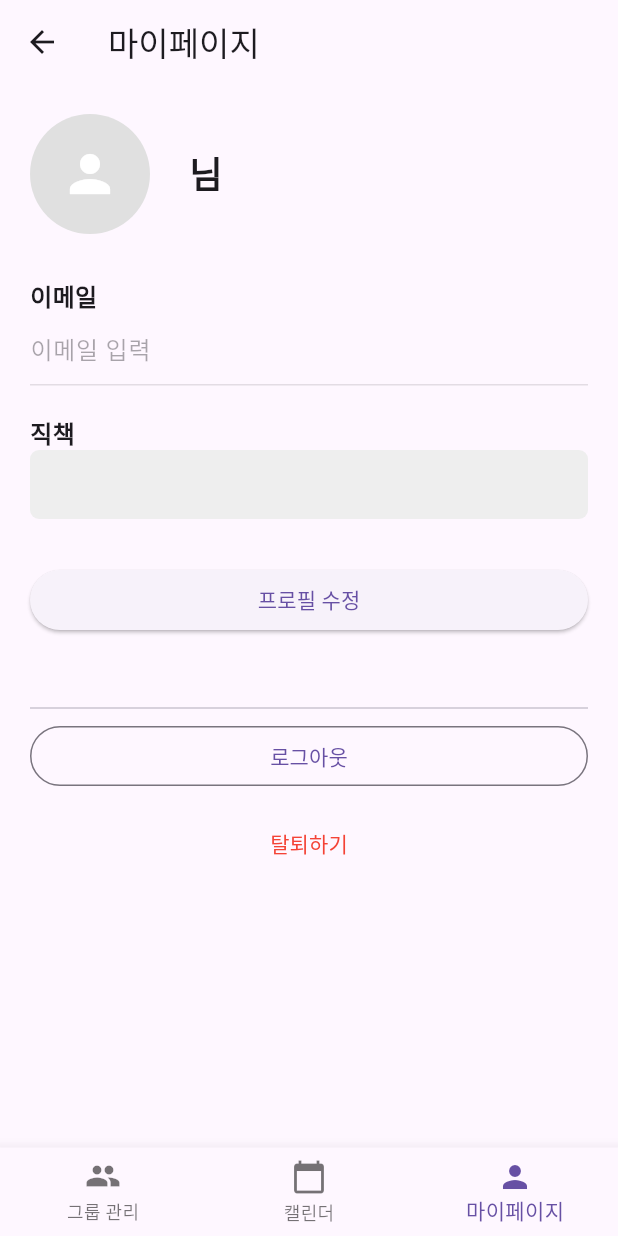
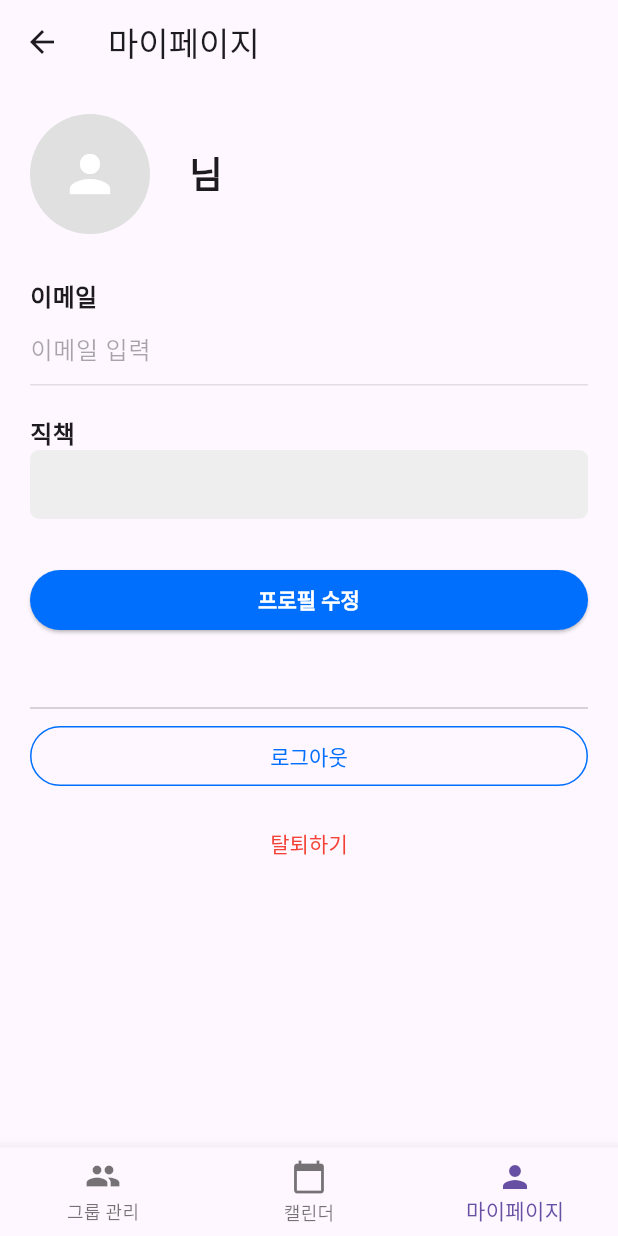
Before and after one commit to DKU-Albamate/capstone1_albamate, a Flutter app: the WorkerMyPage screen opened directly, on a phone screen of 412 x 824 dp. Run offline on Flutter 3.47's test engine with Material 3 defaults, Android fonts, the phone set to English and light mode, and no system bars; our stand-ins replace cloud_firestore, firebase_auth, firebase_core, flutter_slidable, image_picker, supabase_flutter; missing offline and left inert: msh_checkbox; accounts and stored records are empty; Roboto replaces fonts that are missing (Pretendard).

Commit message:
개인 마이페이지 ui 수정

```diff
--- a/albamate_sample/lib/screen/homePage/worker/worker_mypage.dart
+++ b/albamate_sample/lib/screen/homePage/worker/worker_mypage.dart
@@ -342,6 +342,14 @@ class _WorkerMyPageState extends State<WorkerMyPage> {
                             setState(() => isEditing = true);
                           }
                         },
+                        style: ElevatedButton.styleFrom(
+                          backgroundColor: const Color(0xFF006FFD),
+                          foregroundColor: Colors.white,
+                          textStyle: const TextStyle(
+                            fontSize: 14,
+                            fontWeight: FontWeight.bold,
+                          ),
+                        ),
                         child: Text(isEditing ? '저장하기' : '프로필 수정'),
                       ),
                     ),
@@ -354,6 +362,10 @@ class _WorkerMyPageState extends State<WorkerMyPage> {
                       width: double.infinity,
                       child: OutlinedButton(
                         onPressed: confirmLogout,
+                        style: OutlinedButton.styleFrom(
+                          foregroundColor: const Color(0xFF006FFD),
+                          side: const BorderSide(color: Color(0xFF006FFD)),
+                        ),
                         child: const Text('로그아웃'),
                       ),
                     ),
```
